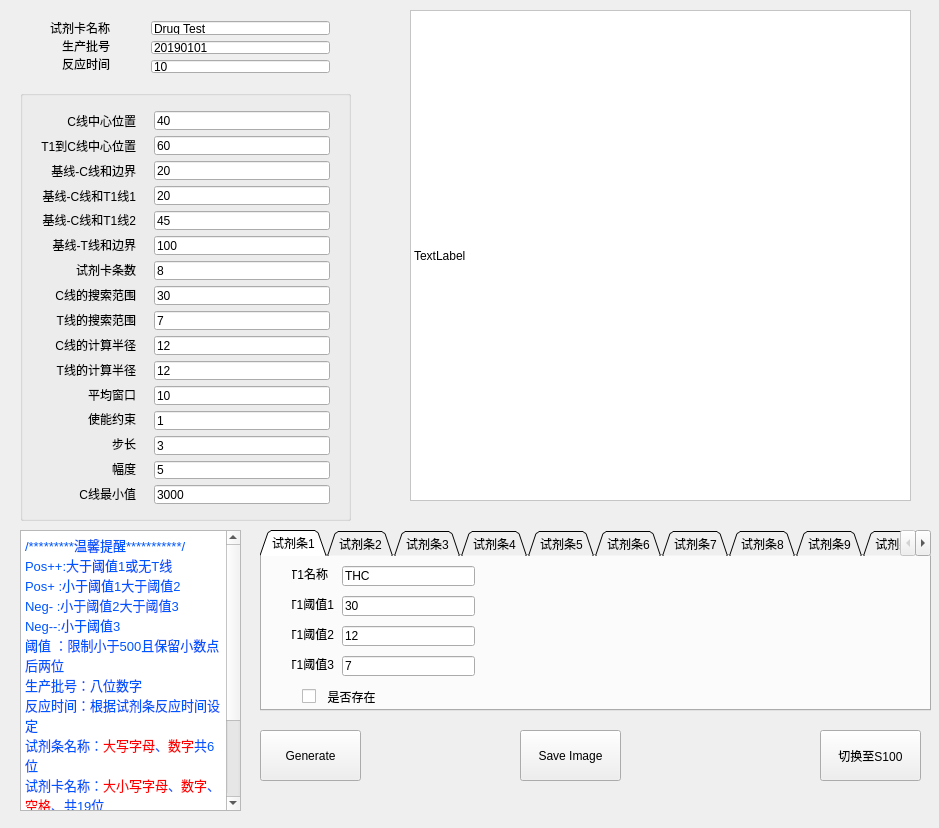
Qt form mainwindow.ui (QDXW/QRCode) before a commit.
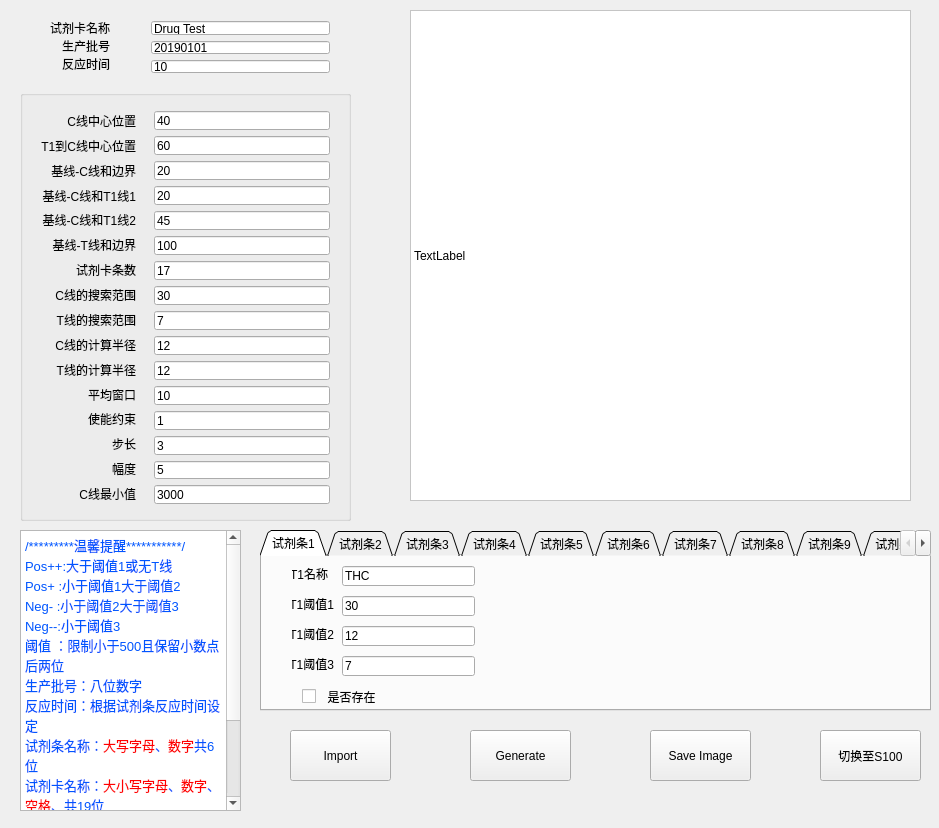
The same form after that commit. The open tabs and pages were chosen to show the change. Icons and pictures are not drawn.

```diff
--- a/mainwindow.ui
+++ b/mainwindow.ui
@@ -2474,7 +2474,7 @@
      <widget class="QPushButton" name="Create_Image_pushButton">
       <property name="geometry">
        <rect>
-        <x>500</x>
+        <x>630</x>
         <y>730</y>
         <width>101</width>
         <height>51</height>
@@ -2612,7 +2612,7 @@
      <widget class="QPushButton" name="Generate_pushButton">
       <property name="geometry">
        <rect>
-        <x>240</x>
+        <x>450</x>
         <y>730</y>
         <width>101</width>
         <height>51</height>
@@ -2902,7 +2902,7 @@
           <item row="6" column="0">
            <widget class="QLineEdit" name="ProductNum">
             <property name="text">
-             <string>8</string>
+             <string>17</string>
             </property>
            </widget>
           </item>
@@ -3072,6 +3072,25 @@
        <bool>true</bool>
       </property>
      </widget>
+     <widget class="QPushButton" name="Import_Data_C100">
+      <property name="geometry">
+       <rect>
+        <x>270</x>
+        <y>730</y>
+        <width>101</width>
+        <height>51</height>
+       </rect>
+      </property>
+      <property name="minimumSize">
+       <size>
+        <width>101</width>
+        <height>51</height>
+       </size>
+      </property>
+      <property name="text">
+       <string>Import</string>
+      </property>
+     </widget>
     </widget>
     <widget class="QWidget" name="page_2">
      <widget class="QPushButton" name="pushButton">
```
Left out of the diff: 25 changed lines with no effect on the pictures.
